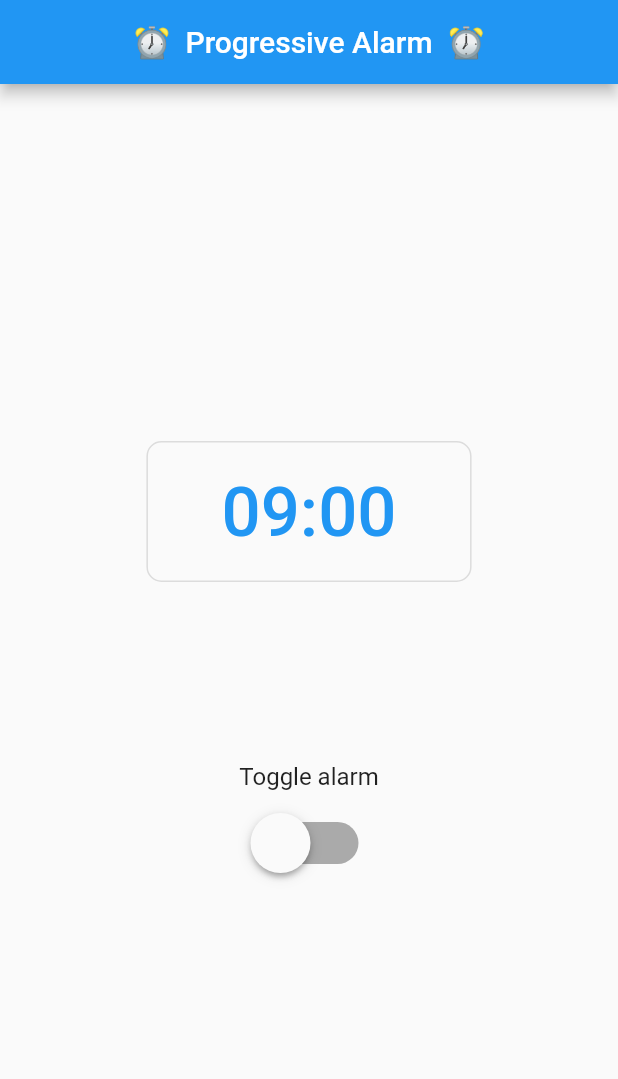
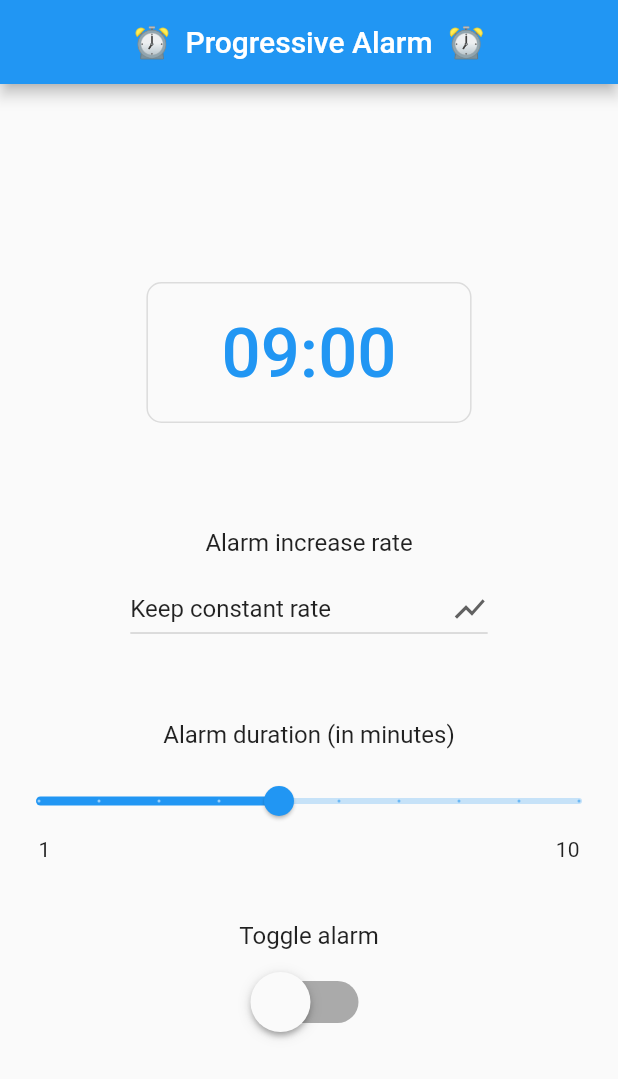
Before and after one commit to mpatajac/flutter-progressive-alarm, a Flutter app: the screen it shows after launch, on a phone screen of 412 x 824 dp. Shown: the top 1079 px of the screen. Run offline on Flutter 3.47's test engine with Material 2 defaults, Android fonts, the phone set to English and light mode, and no system bars; our stand-ins replace assets_audio_player; missing offline and left inert: background_fetch.

Commit message:
Include functionality from branch 'refactor'

```diff
--- a/lib/main.dart
+++ b/lib/main.dart
@@ -1,8 +1,11 @@
 import 'dart:io';
+import 'dart:math';
 
 import 'package:flutter/material.dart';
 import 'package:background_fetch/background_fetch.dart';
 import 'package:assets_audio_player/assets_audio_player.dart';
+
+enum VolumeIncreaseRate { Speeding, Constant, Slowing }
 
 void main() async {
   WidgetsFlutterBinding.ensureInitialized();
@@ -36,6 +39,8 @@
   DateTime _alarmTime;
   // type is TimeOfDay for easier display
   TimeOfDay _timeRemaining;
+  int _alarmDuration;
+  VolumeIncreaseRate _volumeIncreaseRate;
   AssetsAudioPlayer _audioPlayer = AssetsAudioPlayer();
 
   @override
@@ -45,6 +50,8 @@
     _alarmRunning = false;
     _taskID = 'com.progressive_alarm.alarm';
     _time = TimeOfDay(hour: 9, minute: 0);
+    _alarmDuration = 5;
+    _volumeIncreaseRate = VolumeIncreaseRate.Constant;
     _determineTimeRemaining();
     _updateAlarmTime(); // initialize _alarmTime
 
@@ -106,7 +113,58 @@
                     : null,
                 margin: EdgeInsets.only(top: 20),
               ),
-              SizedBox(height: 100),
+              SizedBox(height: 50),
+              Container(
+                child: Text(
+                  'Alarm increase rate',
+                  style: TextStyle(fontSize: 16),
+                ),
+                height: 30,
+              ),
+              DropdownButton(
+                value: _volumeIncreaseRate,
+                items: [
+                  DropdownMenuItem(
+                    child: Text("Start slow, gradualy speed up"),
+                    value: VolumeIncreaseRate.Speeding,
+                  ),
+                  DropdownMenuItem(
+                    child: Text("Keep constant rate"),
+                    value: VolumeIncreaseRate.Constant,
+                  ),
+                  DropdownMenuItem(
+                    child: Text("Start fast, gradualy slow down"),
+                    value: VolumeIncreaseRate.Slowing,
+                  ),
+                ],
+                onChanged: (VolumeIncreaseRate vir) =>
+                    _updateVolumeIncreaseRate(vir),
+                icon: Icon(Icons.show_chart),
+              ),
+              SizedBox(height: 50),
+              Container(
+                child: Text(
+                  'Alarm duration (in minutes)',
+                  style: TextStyle(fontSize: 16),
+                ),
+                height: 30,
+              ),
+              Slider(
+                min: 1,
+                max: 10,
+                divisions: 9,
+                value: _alarmDuration.toDouble(),
+                onChanged: (value) => _updateAlarmDuration(value.toInt()),
+                label: _alarmDuration.toString(),
+              ),
+              Wrap(
+                children: [
+                  Text("1"),
+                  Text("10"),
+                ],
+                spacing: MediaQuery.of(context).size.width - 75,
+              ),
+              SizedBox(height: 40),
               Container(
                 child: Text(
                   'Toggle alarm',
@@ -254,14 +312,53 @@
     });
   }
 
+  void _updateAlarmDuration(int duration) {
+    print(duration);
+
+    setState(() {
+      _alarmDuration = duration;
+      _alarmSet = false;
+    });
+  }
+
+  void _updateVolumeIncreaseRate(VolumeIncreaseRate volumeIncreaseRate) {
+    print(volumeIncreaseRate);
+
+    setState(() {
+      _volumeIncreaseRate = volumeIncreaseRate;
+      _alarmSet = false;
+    });
+  }
+
+  double _determineVolume(double x) {
+    switch (_volumeIncreaseRate) {
+      case VolumeIncreaseRate.Constant:
+        return x;
+      case VolumeIncreaseRate.Speeding:
+        return pow(x, (10 / 6));
+      case VolumeIncreaseRate.Slowing:
+        return pow(x, (6 / 10));
+      default:
+        return x;
+    }
+  }
+
   void _updateVolume() async {
+    final int steps = _alarmDuration * 12;
+    final double timeDelta = 0.1 / _alarmDuration;
+
+    double currentTime = 0.0;
     double volume = 0.0;
 
-    while (volume < 1.0) {
-      if (!_alarmRunning) return;
+    for (int i = 0; i < steps; ++i) {
+      if (!_alarmRunning) {
+        await _audioPlayer.setVolume(0.0);
+        return;
+      }
 
       await Future.delayed(const Duration(seconds: 5), () async {
-        volume += 0.1;
+        currentTime += timeDelta;
+        volume = _determineVolume(currentTime);
         await _audioPlayer.setVolume(volume);
         print("Increasing volume to: $volume");
       });
@@ -275,15 +372,17 @@
 
     /// Start player
     const streamLink = "http://kepler.shoutca.st:8404/";
+
     try {
       await _audioPlayer.open(Audio.liveStream(streamLink));
-      await _audioPlayer.setVolume(0.0);
     } catch (e) {
       /// Use song as a backup
       await _audioPlayer.open(Audio("assets/audio/test.mp3"));
       print("Stream not working.");
     }
 
+    await _audioPlayer.setVolume(0.0);
+
     _updateVolume();
   }
 }
```
